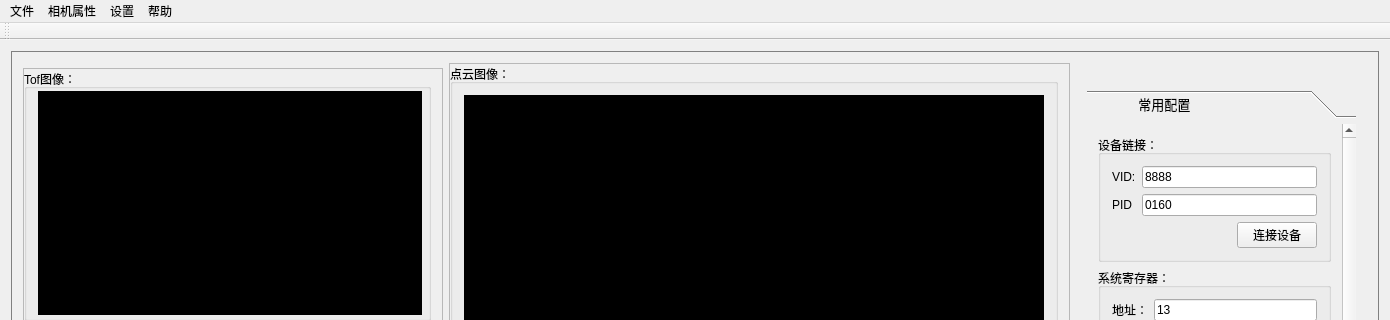
Above: mainwindow.ui from heathen557/show3DPointCloud before the change; both pictures show x 0 to 1390 and y 0 to 320 of the 1390 by 806 pixel window. Below: the same form after it.
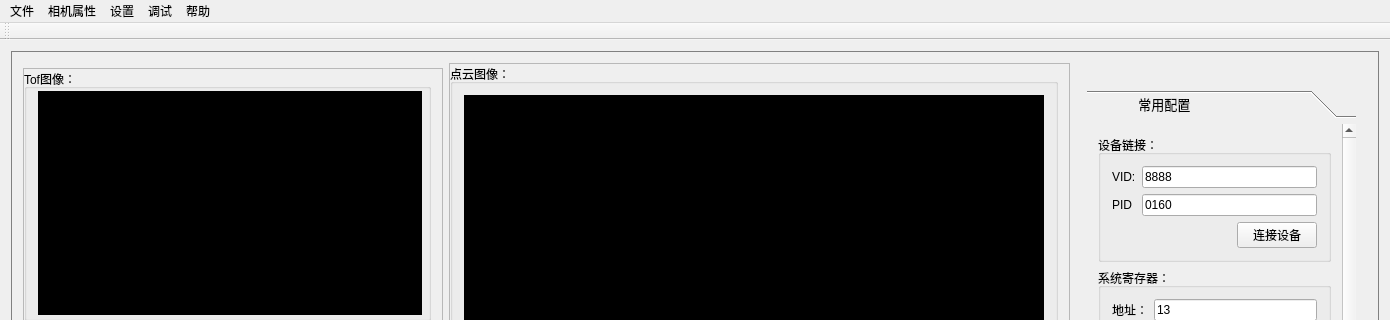
That is the form after the change. Icons and pictures are not drawn. Custom widgets are drawn as their Qt base class.

Patch:
```diff
--- a/mainwindow.ui
+++ b/mainwindow.ui
@@ -841,9 +841,16 @@
      <string>帮助</string>
     </property>
    </widget>
+   <widget class="QMenu" name="menu_5">
+    <property name="title">
+     <string>调试</string>
+    </property>
+    <addaction name="action_3"/>
+   </widget>
    <addaction name="menu"/>
    <addaction name="menu_2"/>
    <addaction name="menu_3"/>
+   <addaction name="menu_5"/>
    <addaction name="menu_4"/>
   </widget>
   <widget class="QToolBar" name="mainToolBar">
```
Left out of the diff: 6 changed lines with no effect on the pictures.
